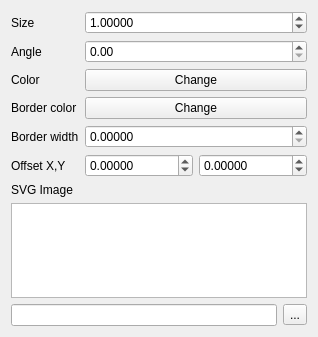
The window that src/ui/symbollayer/widget_svgmarker.ui (qgis/QGIS) describes before a commit, drawn with Qt 5.
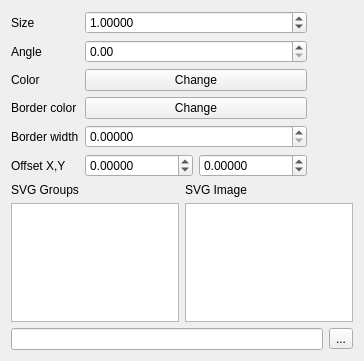
The same window after the commit.

```diff
--- a/src/ui/symbollayer/widget_svgmarker.ui
+++ b/src/ui/symbollayer/widget_svgmarker.ui
@@ -6,15 +6,15 @@
    <rect>
     <x>0</x>
     <y>0</y>
-    <width>302</width>
-    <height>337</height>
+    <width>364</width>
+    <height>361</height>
    </rect>
   </property>
   <property name="windowTitle">
    <string>Form</string>
   </property>
   <layout class="QGridLayout" name="gridLayout">
-   <item row="0" column="0">
+   <item row="0" column="0" colspan="2">
     <layout class="QGridLayout">
      <item row="0" column="0">
       <widget class="QLabel" name="label_2">
@@ -163,6 +163,13 @@
     </layout>
    </item>
    <item row="1" column="0">
+    <widget class="QLabel" name="label_5">
+     <property name="text">
+      <string>SVG Groups</string>
+     </property>
+    </widget>
+   </item>
+   <item row="1" column="1">
     <widget class="QLabel" name="label">
      <property name="text">
       <string>SVG Image</string>
@@ -170,6 +177,9 @@
     </widget>
    </item>
    <item row="2" column="0">
+    <widget class="QTreeView" name="viewGroups"/>
+   </item>
+   <item row="2" column="1">
     <widget class="QListView" name="viewImages">
      <property name="editTriggers">
       <set>QAbstractItemView::NoEditTriggers</set>
@@ -209,7 +219,7 @@
      </property>
     </widget>
    </item>
-   <item row="3" column="0">
+   <item row="3" column="0" colspan="2">
     <layout class="QHBoxLayout" name="horizontalLayout_2">
      <item>
       <widget class="QLineEdit" name="mFileLineEdit"/>
```
